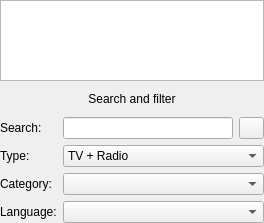
This is src/ui/playlist/PlaylistDisplayWidget.ui in ntadej/tano as Qt 5 draws it before an edit. The edited form follows.
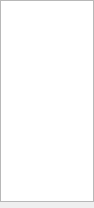
This is the edited form. Icons and pictures are not drawn. Custom widgets are drawn as their Qt base class.

What changed in the file:
```diff
--- a/src/ui/playlist/PlaylistDisplayWidget.ui
+++ b/src/ui/playlist/PlaylistDisplayWidget.ui
@@ -6,80 +6,19 @@
    <rect>
     <x>0</x>
     <y>0</y>
-    <width>264</width>
-    <height>223</height>
+    <width>94</width>
+    <height>208</height>
    </rect>
   </property>
   <property name="windowIcon">
    <iconset resource="../../../data/icons.qrc">
     <normaloff>:/icons/24x24/file-m3u.png</normaloff>:/icons/24x24/file-m3u.png</iconset>
   </property>
-  <layout class="QGridLayout" name="gridLayout_2">
+  <layout class="QVBoxLayout" name="verticalLayout">
    <property name="margin">
     <number>0</number>
    </property>
-   <item row="2" column="1">
-    <widget class="QLineEdit" name="editSearch"/>
-   </item>
-   <item row="2" column="2">
-    <widget class="QPushButton" name="buttonClear">
-     <property name="maximumSize">
-      <size>
-       <width>25</width>
-       <height>25</height>
-      </size>
-     </property>
-     <property name="toolTip">
-      <string>Clear</string>
-     </property>
-     <property name="icon">
-      <iconset resource="../../../data/icons.qrc">
-       <normaloff>:/icons/24x24/clear.png</normaloff>:/icons/24x24/clear.png</iconset>
-     </property>
-     <property name="iconSize">
-      <size>
-       <width>24</width>
-       <height>24</height>
-      </size>
-     </property>
-    </widget>
-   </item>
-   <item row="4" column="1" colspan="2">
-    <widget class="QComboBox" name="comboCategory">
-     <property name="maxVisibleItems">
-      <number>50</number>
-     </property>
-    </widget>
-   </item>
-   <item row="2" column="0">
-    <widget class="QLabel" name="labelSearch">
-     <property name="text">
-      <string>Search:</string>
-     </property>
-    </widget>
-   </item>
-   <item row="4" column="0">
-    <widget class="QLabel" name="labelCategory">
-     <property name="text">
-      <string>Category:</string>
-     </property>
-    </widget>
-   </item>
-   <item row="5" column="0">
-    <widget class="QLabel" name="labelLanguage">
-     <property name="text">
-      <string>Language:</string>
-     </property>
-    </widget>
-   </item>
-   <item row="5" column="1" colspan="2">
-    <widget class="QComboBox" name="comboLanguage">
-     <property name="maxVisibleItems">
-      <number>50</number>
-     </property>
-    </widget>
-   </item>
-   <item row="0" column="0" colspan="3">
+   <item>
     <widget class="QListView" name="playlistView">
      <property name="editTriggers">
       <set>QAbstractItemView::NoEditTriggers</set>
@@ -89,69 +28,19 @@
      </property>
     </widget>
    </item>
-   <item row="3" column="0">
-    <widget class="QLabel" name="labelType">
-     <property name="text">
-      <string>Type:</string>
-     </property>
-    </widget>
-   </item>
-   <item row="3" column="1" colspan="2">
-    <widget class="QComboBox" name="comboType">
-     <item>
-      <property name="text">
-       <string>TV + Radio</string>
-      </property>
-     </item>
-     <item>
-      <property name="text">
-       <string>TV only</string>
-      </property>
-     </item>
-     <item>
-      <property name="text">
-       <string>Radio only</string>
-      </property>
-     </item>
-    </widget>
-   </item>
-   <item row="1" column="0" colspan="3">
-    <widget class="QPushButton" name="buttonSearch">
-     <property name="minimumSize">
-      <size>
-       <width>0</width>
-       <height>24</height>
-      </size>
-     </property>
-     <property name="maximumSize">
-      <size>
-       <width>16777215</width>
-       <height>24</height>
-      </size>
-     </property>
-     <property name="text">
-      <string>Search and filter</string>
-     </property>
-     <property name="icon">
-      <iconset resource="../../../data/icons.qrc">
-       <normaloff>:/icons/24x24/search.png</normaloff>:/icons/24x24/search.png</iconset>
-     </property>
-     <property name="iconSize">
-      <size>
-       <width>24</width>
-       <height>24</height>
-      </size>
-     </property>
-     <property name="checkable">
-      <bool>true</bool>
-     </property>
-     <property name="flat">
-      <bool>true</bool>
-     </property>
-    </widget>
+   <item>
+    <widget class="PlaylistFilterWidget" name="filters" native="true"/>
    </item>
   </layout>
  </widget>
+ <customwidgets>
+  <customwidget>
+   <class>PlaylistFilterWidget</class>
+   <extends>QWidget</extends>
+   <header>ui/playlist/PlaylistFilterWidget.h</header>
+   <container>1</container>
+  </customwidget>
+ </customwidgets>
  <resources>
   <include location="../../../data/icons.qrc"/>
  </resources>
```
Left out of the diff: 163 changed lines with no effect on the pictures.
